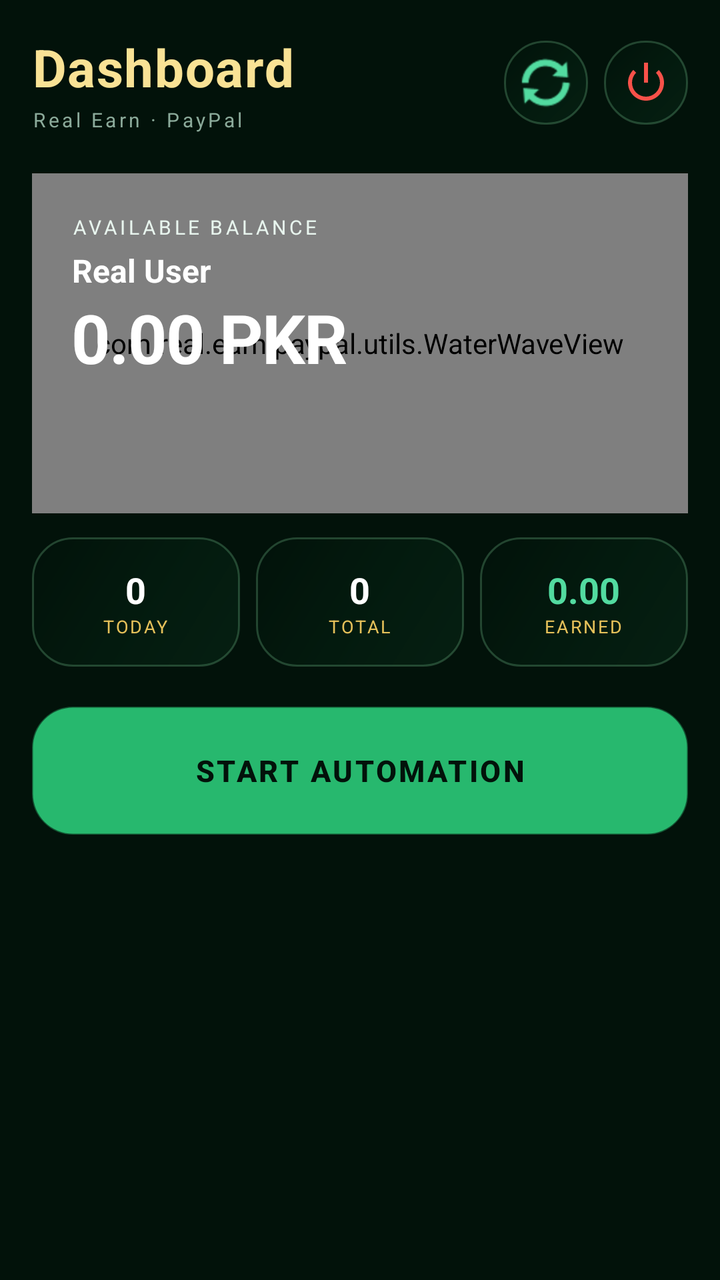
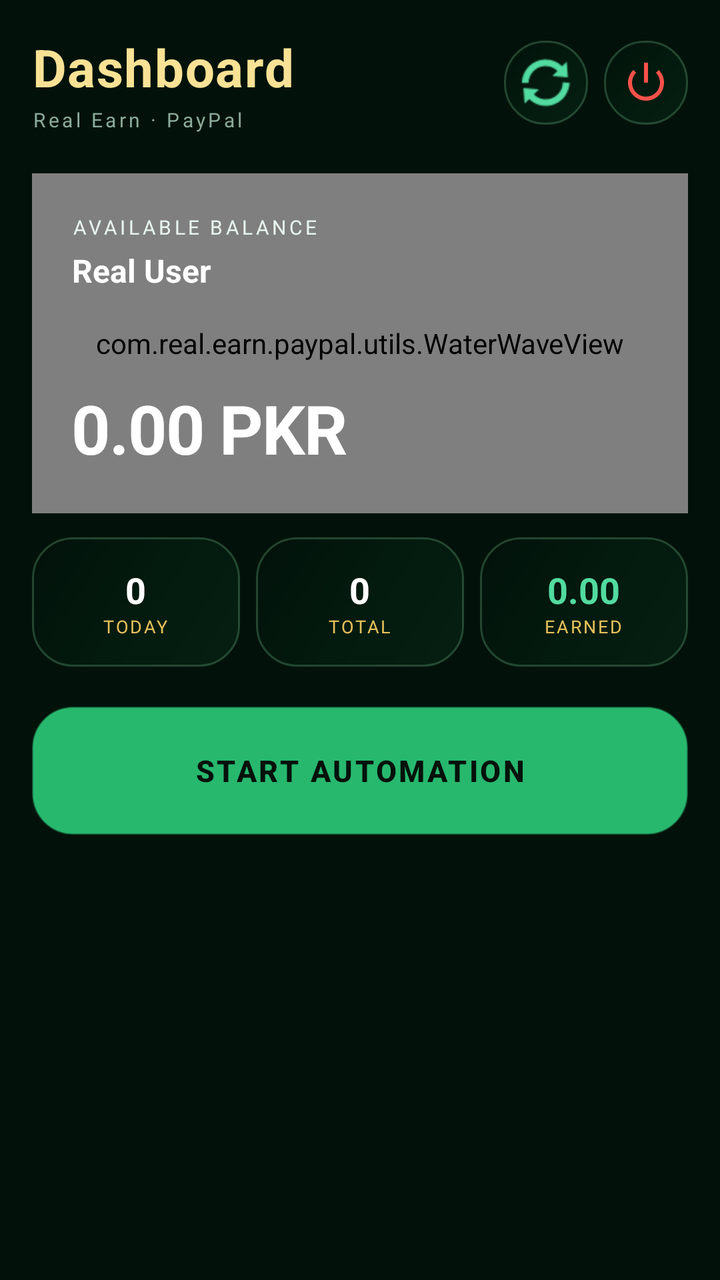

An Android layout rendered at two revisions. The XML below is the earlier revision; the diff shows what the commit changed to produce the second picture.
<!-- AndroidManifest.xml: activity theme Theme.RealEarnPayPal -->
<!-- res/layout/activity_dashboard.xml -->
<?xml version="1.0" encoding="utf-8"?>
<androidx.core.widget.NestedScrollView xmlns:android="http://schemas.android.com/apk/res/android"
    xmlns:app="http://schemas.android.com/apk/res-auto"
    android:layout_width="match_parent"
    android:layout_height="match_parent"
    android:background="@color/bg_dark"
    android:fillViewport="true">

    <LinearLayout
        android:layout_width="match_parent"
        android:layout_height="wrap_content"
        android:orientation="vertical"
        android:padding="16dp">

        
        <LinearLayout
            android:layout_width="match_parent"
            android:layout_height="wrap_content"
            android:orientation="horizontal"
            android:gravity="center_vertical"
            android:paddingBottom="12dp">

            <LinearLayout
                android:layout_width="0dp"
                android:layout_height="wrap_content"
                android:layout_weight="1"
                android:orientation="vertical">

                <TextView
                    android:layout_width="wrap_content"
                    android:layout_height="wrap_content"
                    android:text="Dashboard"
                    android:textColor="@color/vip_gold_light"
                    android:textSize="26sp"
                    android:textStyle="bold"
                    android:letterSpacing="0.02" />

                <TextView
                    android:layout_width="wrap_content"
                    android:layout_height="wrap_content"
                    android:layout_marginTop="2dp"
                    android:text="Real Earn · PayPal"
                    android:textColor="@color/text_dim"
                    android:textSize="10sp"
                    android:letterSpacing="0.15" />
            </LinearLayout>

            <ImageButton
                android:id="@+id/btnRefresh"
                android:layout_width="42dp"
                android:layout_height="42dp"
                android:layout_marginEnd="8dp"
                android:background="@drawable/bg_vip_card"
                android:padding="10dp"
                android:src="@android:drawable/ic_popup_sync"
                app:tint="@color/vip_emerald_light"
                android:contentDescription="Refresh" />

            <ImageButton
                android:id="@+id/btnLogout"
                android:layout_width="42dp"
                android:layout_height="42dp"
                android:background="@drawable/bg_vip_card"
                android:padding="10dp"
                android:src="@android:drawable/ic_lock_power_off"
                app:tint="@color/error_red"
                android:contentDescription="Logout" />
        </LinearLayout>

        
        <FrameLayout
            android:layout_width="match_parent"
            android:layout_height="170dp"
            android:layout_marginTop="8dp">

            <View
                android:layout_width="match_parent"
                android:layout_height="match_parent"
                android:background="@drawable/bg_vip_shizuku_card" />

            <com.real.earn.paypal.utils.WaterWaveView
                android:layout_width="match_parent"
                android:layout_height="match_parent" />

            <LinearLayout
                android:layout_width="match_parent"
                android:layout_height="match_parent"
                android:orientation="vertical"
                android:padding="20dp">

                <TextView
                    android:layout_width="wrap_content"
                    android:layout_height="wrap_content"
                    android:text="AVAILABLE BALANCE"
                    android:textColor="@color/text_light"
                    android:textSize="10sp"
                    android:letterSpacing="0.15" />

                <TextView
                    android:id="@+id/tvName"
                    android:layout_width="wrap_content"
                    android:layout_height="wrap_content"
                    android:layout_marginTop="4dp"
                    android:text="Real User"
                    android:textColor="@color/white"
                    android:textSize="16sp"
                    android:textStyle="bold" />

                <TextView
                    android:id="@+id/tvBalance"
                    android:layout_width="wrap_content"
                    android:layout_height="wrap_content"
                    android:layout_marginTop="auto"
                    android:text="0.00 PKR"
                    android:textColor="@color/white"
                    android:textSize="34sp"
                    android:textStyle="bold"
                    android:letterSpacing="-0.02" />
            </LinearLayout>
        </FrameLayout>

        
        <LinearLayout
            android:layout_width="match_parent"
            android:layout_height="wrap_content"
            android:orientation="horizontal"
            android:layout_marginTop="12dp">

            <LinearLayout
                android:layout_width="0dp"
                android:layout_height="wrap_content"
                android:layout_weight="1"
                android:background="@drawable/bg_vip_card"
                android:orientation="vertical"
                android:padding="14dp"
                android:layout_marginEnd="4dp"
                android:gravity="center">

                <TextView
                    android:id="@+id/tvTodayOtps"
                    android:layout_width="wrap_content"
                    android:layout_height="wrap_content"
                    android:text="0"
                    android:textColor="@color/white"
                    android:textSize="18sp"
                    android:textStyle="bold" />

                <TextView
                    android:layout_width="wrap_content"
                    android:layout_height="wrap_content"
                    android:text="TODAY"
                    android:textColor="@color/vip_gold"
                    android:textSize="9sp"
                    android:letterSpacing="0.1" />
            </LinearLayout>

            <LinearLayout
                android:layout_width="0dp"
                android:layout_height="wrap_content"
                android:layout_weight="1"
                android:background="@drawable/bg_vip_card"
                android:orientation="vertical"
                android:padding="14dp"
                android:layout_marginHorizontal="4dp"
                android:gravity="center">

                <TextView
                    android:id="@+id/tvTotalOtps"
                    android:layout_width="wrap_content"
                    android:layout_height="wrap_content"
                    android:text="0"
                    android:textColor="@color/white"
                    android:textSize="18sp"
                    android:textStyle="bold" />

                <TextView
                    android:layout_width="wrap_content"
                    android:layout_height="wrap_content"
                    android:text="TOTAL"
                    android:textColor="@color/vip_gold"
                    android:textSize="9sp"
                    android:letterSpacing="0.1" />
            </LinearLayout>

            <LinearLayout
                android:layout_width="0dp"
                android:layout_height="wrap_content"
                android:layout_weight="1"
                android:background="@drawable/bg_vip_card"
                android:orientation="vertical"
                android:padding="14dp"
                android:layout_marginStart="4dp"
                android:gravity="center">

                <TextView
                    android:id="@+id/tvTotalEarned"
                    android:layout_width="wrap_content"
                    android:layout_height="wrap_content"
                    android:text="0.00"
                    android:textColor="@color/vip_emerald_light"
                    android:textSize="18sp"
                    android:textStyle="bold" />

                <TextView
                    android:layout_width="wrap_content"
                    android:layout_height="wrap_content"
                    android:text="EARNED"
                    android:textColor="@color/vip_gold"
                    android:textSize="9sp"
                    android:letterSpacing="0.1" />
            </LinearLayout>
        </LinearLayout>

        
        <Button
            android:id="@+id/btnVirtualProfile"
            android:layout_width="match_parent"
            android:layout_height="0dp"
            android:visibility="gone" />

        
        <Button
            android:id="@+id/btnStartAutomation"
            android:layout_width="match_parent"
            android:layout_height="64dp"
            android:layout_marginTop="20dp"
            android:background="@drawable/bg_vip_button_primary"
            android:text="START AUTOMATION"
            android:textColor="@color/bg_dark"
            android:textSize="15sp"
            android:textStyle="bold"
            android:letterSpacing="0.08"
            android:stateListAnimator="@null" />

    </LinearLayout>
</androidx.core.widget.NestedScrollView>
<!-- resources referenced by this layout -->
<resources>
  <color name="bg_dark">#FF02120A</color>
  <color name="error_red">#FFF85149</color>
  <color name="text_dim">#FF8BAA9A</color>
  <color name="text_light">#FFE8F5EE</color>
  <color name="vip_emerald_light">#FF52DBA0</color>
  <color name="vip_gold">#FFE6C15A</color>
  <color name="vip_gold_light">#FFF9E295</color>
  <color name="white">#FFFFFFFF</color>
  <!-- drawable bg_vip_button_primary (drawable) -->
  <?xml version="1.0" encoding="utf-8"?>
  <shape xmlns:android="http://schemas.android.com/apk/res/android" android:shape="rectangle">
      <gradient
          android:startColor="#27B86E"
          android:centerColor="#52DBA0"
          android:endColor="#27B86E"
          android:angle="135" />
      <corners android:radius="20dp" />
      <stroke android:width="1dp" android:color="#66FFFFFF" />
  </shape>
  <!-- drawable bg_vip_card (drawable) -->
  <?xml version="1.0" encoding="utf-8"?>
  <shape xmlns:android="http://schemas.android.com/apk/res/android" android:shape="rectangle">
      <gradient
          android:startColor="#061F12"
          android:centerColor="#031A0E"
          android:endColor="#02120A"
          android:angle="135" />
      <corners android:radius="20dp" />
      <stroke android:width="1dp" android:color="#4082DBA0" />
  </shape>
  <!-- drawable bg_vip_shizuku_card (drawable) -->
  <?xml version="1.0" encoding="utf-8"?>
  <shape xmlns:android="http://schemas.android.com/apk/res/android" android:shape="rectangle">
      <gradient
          android:startColor="#1A6B3D"
          android:centerColor="#0B4F2D"
          android:endColor="#061F12"
          android:angle="135" />
      <corners android:radius="20dp" />
      <stroke android:width="1.5dp" android:color="#CCE6C15A" />
  </shape>
  <style name="Theme.RealEarnPayPal" parent="Theme.MaterialComponents.NoActionBar">
          <item name="colorPrimary">@color/vip_emerald</item>
          <item name="colorPrimaryVariant">@color/vip_emerald_dark</item>
          <item name="colorOnPrimary">@color/white</item>
          <item name="colorSecondary">@color/vip_gold</item>
          <item name="colorOnSecondary">@color/black</item>
          <item name="android:statusBarColor">@color/bg_dark</item>
          <item name="android:navigationBarColor">@color/bg_dark</item>
          <item name="android:windowBackground">@color/bg_dark</item>
          <item name="android:textColorPrimary">@color/text_light</item>
          <item name="android:textColorSecondary">@color/text_dim</item>
      </style>
  <color name="vip_emerald">#FF27B86E</color>
  <color name="vip_emerald_dark">#FF168A50</color>
  <color name="black">#FF000000</color>
</resources>

<!-- the commit's change to res/layout/activity_dashboard.xml (unified diff, before → after) -->
@@ -106,11 +106,16 @@
                     android:textSize="16sp"
                     android:textStyle="bold" />
 
+                
+                <Space
+                    android:layout_width="match_parent"
+                    android:layout_height="0dp"
+                    android:layout_weight="1" />
+
                 <TextView
                     android:id="@+id/tvBalance"
                     android:layout_width="wrap_content"
                     android:layout_height="wrap_content"
-                    android:layout_marginTop="auto"
                     android:text="0.00 PKR"
                     android:textColor="@color/white"
                     android:textSize="34sp"
